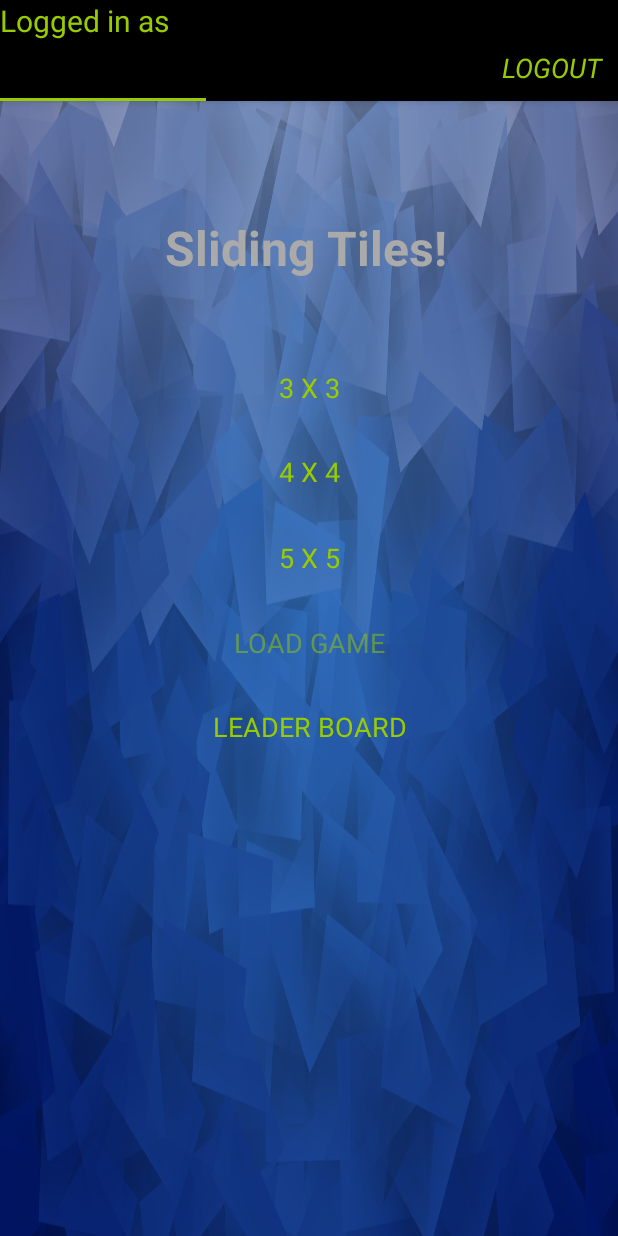
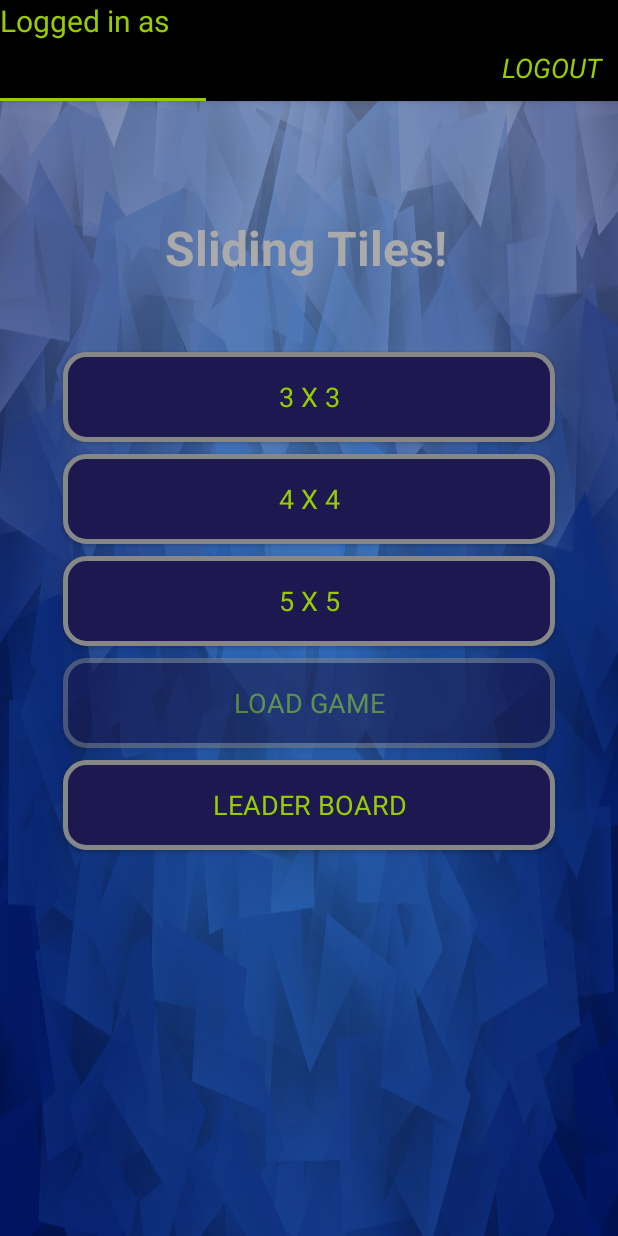
Before and after one commit to oliverphan/GameCentre, an Android app: the SlidingTileActivity screen opened directly, with no data from a screen before it, on a phone screen of 412 x 824 dp. Run offline under Robolectric (Android 15) with nearby library versions, the phone set to English and light mode, and no system bars; Roboto replaces fonts that are not available here; 2 statements that could not run were skipped.

Commit message:
Edited button_background.xml and layout xml files

```diff
--- a/Phase2/GameCentre/app/src/main/res/drawable/button_background.xml
+++ b/Phase2/GameCentre/app/src/main/res/drawable/button_background.xml
@@ -1,18 +1,23 @@
 <?xml version="1.0" encoding="utf-8"?>
-<selector xmlns:android="http://schemas.android.com/apk/res/android"
-    android:shape="rectangle">
-    <corners android:radius="14dp" />
-
+<shape xmlns:android="http://schemas.android.com/apk/res/android" android:shape="rectangle" >
+    <corners
+        android:radius="14dp"
+        />
     <solid
-        android:color="#070047"
+        android:color="#1D184F"
         />
-
     <padding
+        android:left="0dp"
+        android:top="0dp"
+        android:right="0dp"
         android:bottom="0dp"
-        android:left="0dp"
-        android:right="0dp"
-        android:top="0dp" />
+        />
     <size
         android:width="270dp"
-        android:height="60dp" />
-</selector>
+        android:height="60dp"
+        />
+    <stroke
+        android:width="3dp"
+        android:color="#878787"
+        />
+</shape>
--- a/Phase2/GameCentre/app/src/main/res/layout/activity_matching.xml
+++ b/Phase2/GameCentre/app/src/main/res/layout/activity_matching.xml
@@ -49,7 +49,7 @@
     <Button
         android:id="@+id/launchGame45"
         android:layout_width="300dp"
-        android:layout_height="49dp"
+        android:layout_height="wrap_content"
         android:layout_marginStart="42dp"
         android:layout_marginTop="8dp"
         android:layout_marginEnd="42dp"
--- a/Phase2/GameCentre/app/src/main/res/layout/activity_slidingtiles.xml
+++ b/Phase2/GameCentre/app/src/main/res/layout/activity_slidingtiles.xml
@@ -60,7 +60,7 @@
     <Button
         android:id="@+id/LaunchGame5"
         android:layout_width="0dp"
-        android:layout_height="50dp"
+        android:layout_height="wrap_content"
         android:layout_marginStart="42dp"
         android:layout_marginTop="8dp"
         android:layout_marginEnd="42dp"
```
Also changed, not shown: Phase2/GameCentre/app/src/main/res/layout/activity_scoreboard_.xml (+5 -2 lines).
